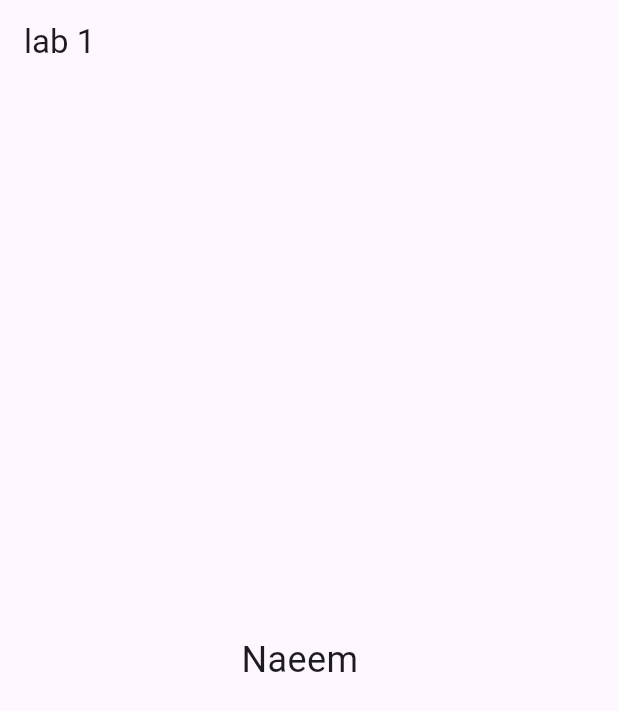
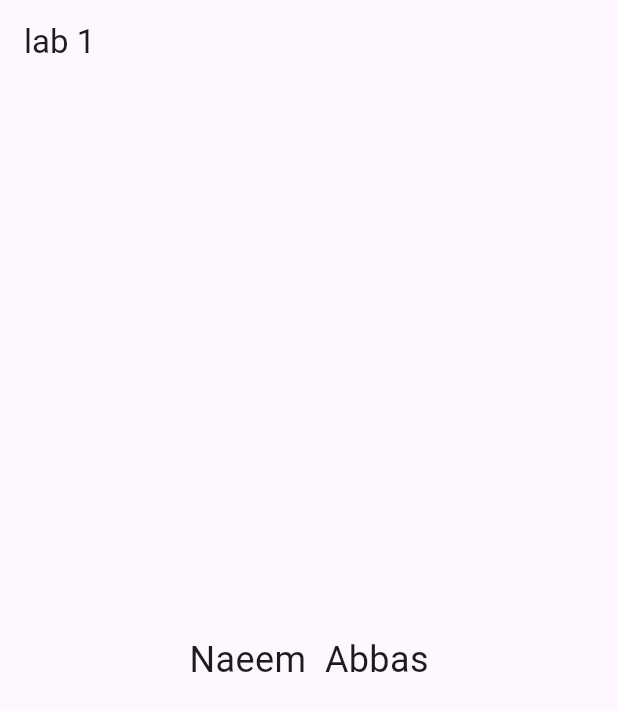
Before and after one commit to NaeeemAbbas/moboCounter, a Flutter app: the screen it shows after launch, on a phone screen of 412 x 824 dp. Shown: the top 711 px of the screen. Run offline on Flutter 3.47's test engine with Material 3 defaults, Android fonts, the phone set to English and light mode, and no system bars.

Commit message:
changes in the main

```diff
--- a/firstapp/lib/main.dart
+++ b/firstapp/lib/main.dart
@@ -19,7 +19,7 @@ class MyApp extends StatelessWidget {
       home: Scaffold(
         appBar: AppBar(title: Text("lab 1")),
         body: Center(
-          child: Text("Naeem  ", style: TextStyle(fontSize: 24)),
+          child: Text("Naeem  Abbas", style: TextStyle(fontSize: 24)),
         ),
       ),
     );
```
